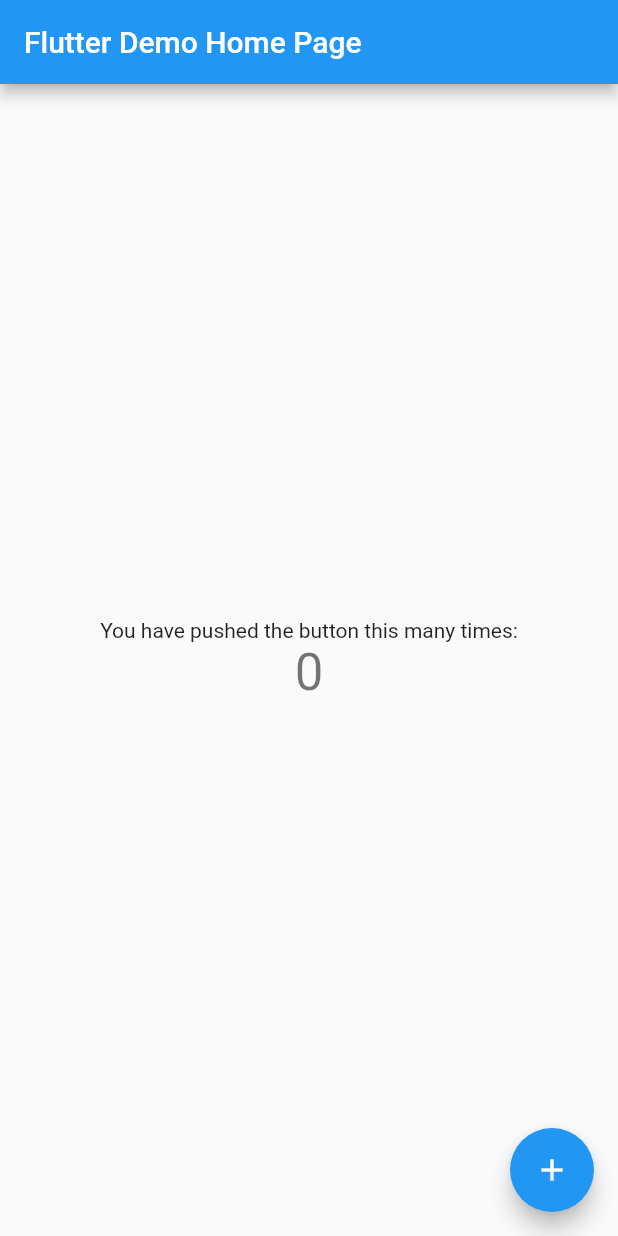
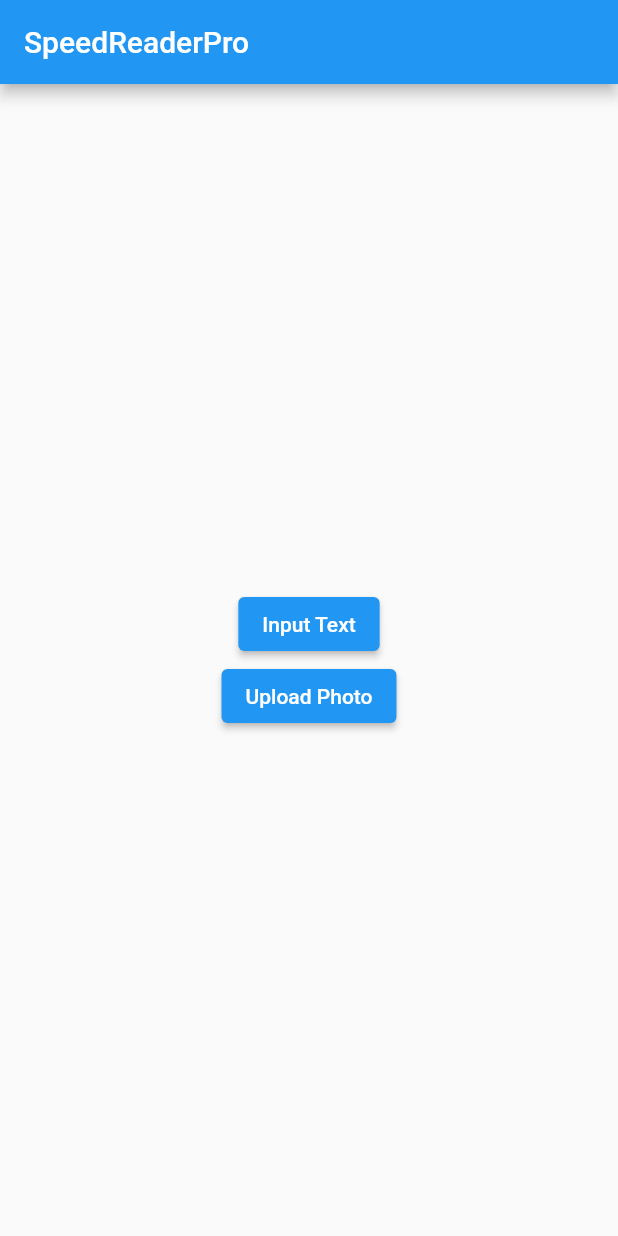
Before and after one commit to alecpalo/speed_reader_pro, a Flutter app: the screen it shows after launch, on a phone screen of 412 x 824 dp. Run offline on Flutter 3.47's test engine with Material 2 defaults, Android fonts, the light colour scheme and no system bars.

Commit message:
some navigation

```diff
--- a/lib/main.dart
+++ b/lib/main.dart
@@ -1,115 +1,47 @@
 import 'package:flutter/material.dart';
+import 'package:speed_reader_pro/screen/UploadPhoto.dart';
+import 'package:speed_reader_pro/screen/input_text.dart';
+import 'package:speed_reader_pro/screen/UploadPhoto.dart'; // Import the new page
 
 void main() {
-  runApp(const MyApp());
+  runApp(MaterialApp(
+    title: 'SpeedReaderPro',
+    home: Home(),
+  ));
 }
 
-class MyApp extends StatelessWidget {
-  const MyApp({super.key});
-
-  // This widget is the root of your application.
+class Home extends StatelessWidget {
   @override
   Widget build(BuildContext context) {
-    return MaterialApp(
-      title: 'Flutter Demo',
-      theme: ThemeData(
-        // This is the theme of your application.
-        //
-        // Try running your application with "flutter run". You'll see the
-        // application has a blue toolbar. Then, without quitting the app, try
-        // changing the primarySwatch below to Colors.green and then invoke
-        // "hot reload" (press "r" in the console where you ran "flutter run",
-        // or simply save your changes to "hot reload" in a Flutter IDE).
-        // Notice that the counter didn't reset back to zero; the application
-        // is not restarted.
-        primarySwatch: Colors.blue,
-      ),
-      home: const MyHomePage(title: 'Flutter Demo Home Page'),
-    );
-  }
-}
-
-class MyHomePage extends StatefulWidget {
-  const MyHomePage({super.key, required this.title});
-
-  // This widget is the home page of your application. It is stateful, meaning
-  // that it has a State object (defined below) that contains fields that affect
-  // how it looks.
-
-  // This class is the configuration for the state. It holds the values (in this
-  // case the title) provided by the parent (in this case the App widget) and
-  // used by the build method of the State. Fields in a Widget subclass are
-  // always marked "final".
-
-  final String title;
-
-  @override
-  State<MyHomePage> createState() => _MyHomePageState();
-}
-
-class _MyHomePageState extends State<MyHomePage> {
-  int _counter = 0;
-
-  void _incrementCounter() {
-    setState(() {
-      // This call to setState tells the Flutter framework that something has
-      // changed in this State, which causes it to rerun the build method below
-      // so that the display can reflect the updated values. If we changed
-      // _counter without calling setState(), then the build method would not be
-      // called again, and so nothing would appear to happen.
-      _counter++;
-    });
-  }
-
-  @override
-  Widget build(BuildContext context) {
-    // This method is rerun every time setState is called, for instance as done
-    // by the _incrementCounter method above.
-    //
-    // The Flutter framework has been optimized to make rerunning build methods
-    // fast, so that you can just rebuild anything that needs updating rather
-    // than having to individually change instances of widgets.
     return Scaffold(
       appBar: AppBar(
-        // Here we take the value from the MyHomePage object that was created by
-        // the App.build method, and use it to set our appbar title.
-        title: Text(widget.title),
+        title: Text('SpeedReaderPro'),
       ),
       body: Center(
-        // Center is a layout widget. It takes a single child and positions it
-        // in the middle of the parent.
         child: Column(
-          // Column is also a layout widget. It takes a list of children and
-          // arranges them vertically. By default, it sizes itself to fit its
-          // children horizontally, and tries to be as tall as its parent.
-          //
-          // Invoke "debug painting" (press "p" in the console, choose the
-          // "Toggle Debug Paint" action from the Flutter Inspector in Android
-          // Studio, or the "Toggle Debug Paint" command in Visual Studio Code)
-          // to see the wireframe for each widget.
-          //
-          // Column has various properties to control how it sizes itself and
-          // how it positions its children. Here we use mainAxisAlignment to
-          // center the children vertically; the main axis here is the vertical
-          // axis because Columns are vertical (the cross axis would be
-          // horizontal).
           mainAxisAlignment: MainAxisAlignment.center,
-          children: <Widget>[
-            const Text(
-              'You have pushed the button this many times:',
+          children: [
+            ElevatedButton(
+              child: Text('Input Text'),
+              onPressed: () {
+                Navigator.push(
+                  context,
+                  MaterialPageRoute(builder: (context) => InputText()),
+                );
+              },
             ),
-            Text(
-              '$_counter',
-              style: Theme.of(context).textTheme.headlineMedium,
+            ElevatedButton(
+              child: Text('Upload Photo'),
+              onPressed: () {
+                Navigator.push(
+                  context,
+                  MaterialPageRoute(builder: (context) => const UploadPhoto()),
+                );
+              },
             ),
           ],
         ),
       ),
-      floatingActionButton: FloatingActionButton(
-        onPressed: _incrementCounter,
-        tooltip: 'Increment',
-        child: const Icon(Icons.add),
-      ), // This trailing comma makes auto-formatting nicer for build methods.
     );
   }
 }
```
Also changed, not shown: lib/screen/UploadPhoto.dart (added, +23 -0 lines), lib/screen/input_text.dart (added, +24 -0 lines), lib/screen/rsvp.dart (added, +23 -0 lines), lib/screen/UploadFile.dart (added), lib/screen/text.dart (added).
